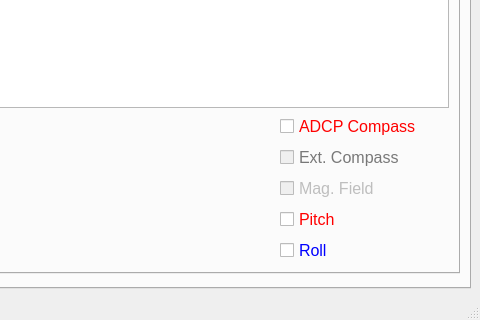
Old version of the form UI/QRev_gui.ui in the repository rowetechinc/QRevPy; both pictures show x 592 to 1072 and y 380 to 700 of the 1072 by 700 pixel window.
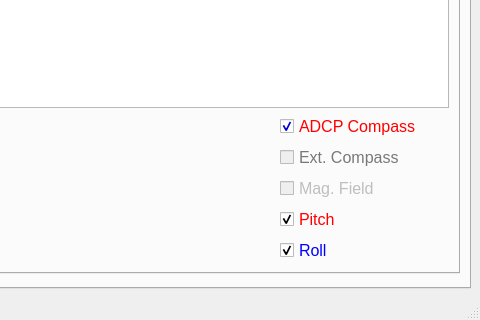
New version of the form. The open tabs and pages were chosen to show the change. Icons and pictures are not drawn.

Commit message: Modifications to get Compass_PR tabs working.

```diff
--- a/UI/QRev_gui.ui
+++ b/UI/QRev_gui.ui
@@ -22,6 +22,15 @@
        </color>
       </brush>
      </colorrole>
+     <colorrole role="PlaceholderText">
+      <brush brushstyle="NoBrush">
+       <color alpha="128">
+        <red>0</red>
+        <green>0</green>
+        <blue>255</blue>
+       </color>
+      </brush>
+     </colorrole>
     </active>
     <inactive>
      <colorrole role="Text">
@@ -33,6 +42,15 @@
        </color>
       </brush>
      </colorrole>
+     <colorrole role="PlaceholderText">
+      <brush brushstyle="NoBrush">
+       <color alpha="128">
+        <red>0</red>
+        <green>0</green>
+        <blue>255</blue>
+       </color>
+      </brush>
+     </colorrole>
     </inactive>
     <disabled>
      <colorrole role="Text">
@@ -44,6 +62,15 @@
        </color>
       </brush>
      </colorrole>
+     <colorrole role="PlaceholderText">
+      <brush brushstyle="NoBrush">
+       <color alpha="128">
+        <red>0</red>
+        <green>0</green>
+        <blue>255</blue>
+       </color>
+      </brush>
+     </colorrole>
     </disabled>
    </palette>
   </property>
@@ -90,6 +117,15 @@
            </color>
           </brush>
          </colorrole>
+         <colorrole role="PlaceholderText">
+          <brush brushstyle="NoBrush">
+           <color alpha="128">
+            <red>0</red>
+            <green>0</green>
+            <blue>0</blue>
+           </color>
+          </brush>
+         </colorrole>
         </active>
         <inactive>
          <colorrole role="Text">
@@ -101,6 +137,15 @@
            </color>
           </brush>
          </colorrole>
+         <colorrole role="PlaceholderText">
+          <brush brushstyle="NoBrush">
+           <color alpha="128">
+            <red>0</red>
+            <green>0</green>
+            <blue>0</blue>
+           </color>
+          </brush>
+         </colorrole>
         </inactive>
         <disabled>
          <colorrole role="Text">
@@ -112,6 +157,15 @@
            </color>
           </brush>
          </colorrole>
+         <colorrole role="PlaceholderText">
+          <brush brushstyle="NoBrush">
+           <color alpha="128">
+            <red>0</red>
+            <green>0</green>
+            <blue>0</blue>
+           </color>
+          </brush>
+         </colorrole>
         </disabled>
        </palette>
       </property>
@@ -603,6 +657,15 @@
                        </color>
                       </brush>
                      </colorrole>
+                     <colorrole role="PlaceholderText">
+                      <brush brushstyle="NoBrush">
+                       <color alpha="128">
+                        <red>0</red>
+                        <green>0</green>
+                        <blue>255</blue>
+                       </color>
+                      </brush>
+                     </colorrole>
                     </active>
                     <inactive>
                      <colorrole role="WindowText">
@@ -623,6 +686,15 @@
                        </color>
                       </brush>
                      </colorrole>
+                     <colorrole role="PlaceholderText">
+                      <brush brushstyle="NoBrush">
+                       <color alpha="128">
+                        <red>0</red>
+                        <green>0</green>
+                        <blue>255</blue>
+                       </color>
+                      </brush>
+                     </colorrole>
                     </inactive>
                     <disabled>
                      <colorrole role="WindowText">
@@ -643,12 +715,24 @@
                        </color>
                       </brush>
                      </colorrole>
+                     <colorrole role="PlaceholderText">
+                      <brush brushstyle="NoBrush">
+                       <color alpha="128">
+                        <red>0</red>
+                        <green>0</green>
+                        <blue>255</blue>
+                       </color>
+                      </brush>
+                     </colorrole>
                     </disabled>
                    </palette>
                   </property>
                   <property name="text">
                    <string>ADCP Compass</string>
                   </property>
+                  <property name="checked">
+                   <bool>true</bool>
+                  </property>
                  </widget>
                 </item>
                 <item>
@@ -761,6 +845,9 @@
                   <property name="text">
                    <string>Pitch</string>
                   </property>
+                  <property name="checked">
+                   <bool>true</bool>
+                  </property>
                  </widget>
                 </item>
                 <item>
@@ -805,6 +892,9 @@
                   <property name="text">
                    <string>Roll</string>
                   </property>
+                  <property name="checked">
+                   <bool>true</bool>
+                  </property>
                  </widget>
                 </item>
                </layout>
```
Left out of the diff: 38 changed lines with no effect on the pictures. The commit also changes 6 other files.
